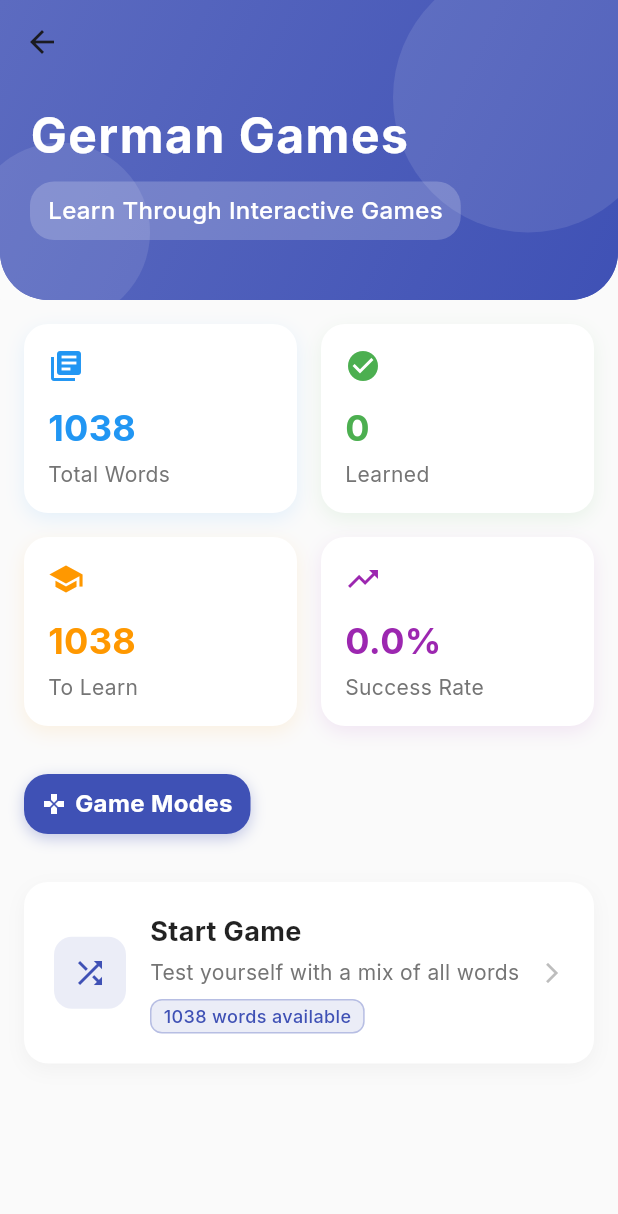
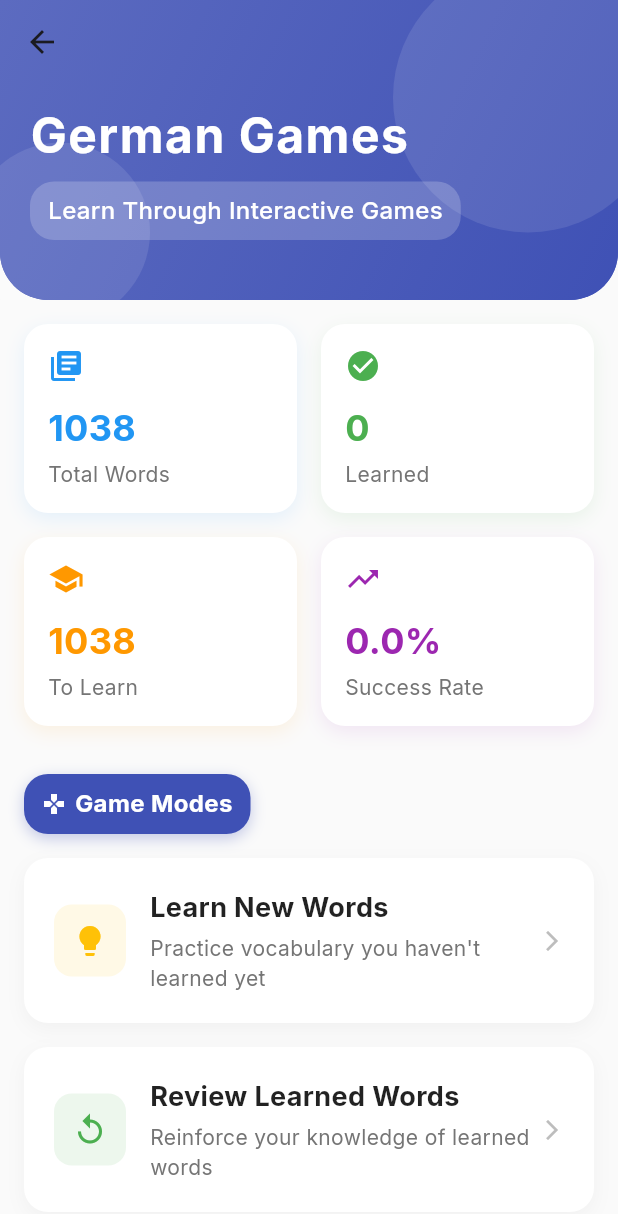
Before and after one commit to Gameofcode1/easy_german, a Flutter app: the GameScreen screen opened directly, on a phone screen of 412 x 824 dp. Shown: the top 1214 px of the screen. Run offline on Flutter 3.47's test engine with Material 3 defaults, Android fonts, the phone set to English and light mode, and no system bars; our stand-ins replace flutter_tts, google_fonts, shared_preferences, smooth_page_indicator; accounts and stored records are empty.

Commit message:
changes in ui

```diff
--- a/lib/features/gamescreen/view/game_screen.dart
+++ b/lib/features/gamescreen/view/game_screen.dart
@@ -1,9 +1,10 @@
-// Updated GameScreen implementation with word counts from SharedPreferences
 import 'package:flutter/material.dart';
-import 'package:German_Spark/features/gamescreen/view/game_play.dart';
 import 'package:provider/provider.dart';
-import 'package:shared_preferences/shared_preferences.dart';
-import '../viremodel/game_viewmodel.dart';
+import '../../../features/vocabscreen/view/vocab_screen.dart';
+import '../../../features/vocabscreen/models/vocabulary_model.dart';
+
+
+
 
 class GameScreen extends StatefulWidget {
   const GameScreen({Key? key}) : super(key: key);
@@ -15,12 +16,6 @@
 class _GameScreenState extends State<GameScreen> with SingleTickerProviderStateMixin {
   late AnimationController _animationController;
   late Animation<double> _floatAnimation;
-
-  // Track word counts for display
-  int totalWords = 0;
-  int learnedWords = 0;
-  int unlearnedWords = 0;
-  bool isLoading = true;
 
   @override
   void initState() {
@@ -39,40 +34,6 @@
 
     _animationController.forward();
     _animationController.repeat(reverse: true);
-
-    // Load word counts
-    _loadWordCounts();
-  }
-
-  // Load word counts from SharedPreferences
-  Future<void> _loadWordCounts() async {
-    // Create a temporary provider to get the counts
-    final gameProvider = LanguageMatchingGameProvider();
-
-    // Get the counts
-    final counts = await gameProvider.getWordCounts();
-
-    // Verify SharedPreferences content
-    final prefs = await SharedPreferences.getInstance();
-    print('\nSharedPreferences Learned Words:');
-    prefs.getKeys().where((key) => key.endsWith('_learned')).forEach((key) {
-      bool? value = prefs.getBool(key);
-      if (value == true) {
-        print('Learned: $key');
-      }
-    });
-
-    setState(() {
-      totalWords = counts['total'] ?? 0;
-      learnedWords = counts['learned'] ?? 0;
-      unlearnedWords = counts['unlearned'] ?? 0;
-      isLoading = false;
-    });
-
-    // Print detailed breakdown
-    print('Total Words: $totalWords');
-    print('Learned Words: $learnedWords');
-    print('Unlearned Words: $unlearnedWords');
   }
 
   @override
@@ -194,49 +155,29 @@
     );
   }
 
-  // Launch the game with the selected game mode
-  void _launchGame(BuildContext context, GameMode gameMode) {
-    final gameProvider = LanguageMatchingGameProvider();
-    gameProvider.setGameMode(gameMode);
-
-    Navigator.push(
-      context,
-      MaterialPageRoute(
-        builder: (context) => ChangeNotifierProvider.value(
-          value: gameProvider,
-          child: FutureBuilder(
-            future: gameProvider.initialize(),
-            builder: (context, snapshot) {
-
-              if (snapshot.connectionState == ConnectionState.waiting) {
-                return const Scaffold(
-                  body: Center(
-                    child: CircularProgressIndicator(),
-                  ),
-                );
-              }
-              return const LanguageMatchingGame();
-            },
-          ),
-        ),
-      ),
-    ).then((_) {
-      // Refresh word counts when returning from the game
-      _loadWordCounts();
-    });
-  }
-
   @override
   Widget build(BuildContext context) {
+    return Consumer<VocabularyProvider>(
+      builder: (context, vocabularyProvider, child) {
+        // Calculate total words, learned words, and unlearned words
+        int totalWords = 0;
+        int learnedWords = 0;
+
+        vocabularyProvider.levelData?.forEach((level, sections) {
+          for (var section in sections) {
+            for (var item in section.items) {
+              totalWords += (item.count as int);
+              learnedWords += (item.learnedCount as int);
+            }
+          }
+        });
+
+        int unlearnedWords = totalWords - learnedWords;
+        double successRate = totalWords > 0 ? (learnedWords / totalWords) * 100 : 0;
+
         return Scaffold(
           backgroundColor: Colors.grey[50],
-      body: isLoading
-          ? const Center(
-        child: CircularProgressIndicator(
-          valueColor: AlwaysStoppedAnimation<Color>(Color(0xFF3F51B5)),
-        ),
-      )
-          : CustomScrollView(
+          body: CustomScrollView(
             slivers: [
               _buildAppBar(),
               SliverToBoxAdapter(
@@ -275,9 +216,7 @@
                           const SizedBox(width: 16),
                           _buildStatCard(
                             'Success Rate',
-                        totalWords > 0
-                            ? '${(learnedWords / totalWords * 100).toStringAsFixed(1)}%'
-                            : '0.0%',
+                            '${successRate.toStringAsFixed(1)}%',
                             Icons.trending_up,
                             Colors.purple,
                           ),
@@ -324,16 +263,37 @@
                       const SizedBox(height: 16),
 
                       // Game Mode Cards
-
+                      _buildGameModeCard(
+                        context,
+                        'Learn New Words',
+                        'Practice vocabulary you haven\'t learned yet',
+                        Icons.lightbulb,
+                        Colors.amber,
+                        () {
+                          // TODO: Implement unlearned words game
+                        },
+                      ),
                       const SizedBox(height: 16),
                       _buildGameModeCard(
                         context,
-                    'Start Game',
+                        'Review Learned Words',
+                        'Reinforce your knowledge of learned words',
+                        Icons.replay,
+                        Colors.green,
+                        () {
+                          // TODO: Implement learned words review
+                        },
+                      ),
+                      const SizedBox(height: 16),
+                      _buildGameModeCard(
+                        context,
+                        'Mixed Challenge',
                         'Test yourself with a mix of all words',
                         Icons.shuffle,
-                    Color(0xFF3F51B5),
-                        () => _launchGame(context, GameMode.mixedChallenge),
-                    totalWords,
+                        Colors.purple,
+                        () {
+                          // TODO: Implement mixed words game
+                        },
                       ),
                     ],
                   ),
@@ -341,6 +301,8 @@
               ),
             ],
           ),
+        );
+      },
     );
   }
 
@@ -393,10 +355,9 @@
     IconData icon,
     Color color,
     VoidCallback onTap,
-      int wordCount,
   ) {
     return InkWell(
-      onTap: wordCount > 0 ? onTap : null, // Disable if no words available
+      onTap: onTap,
       child: Container(
         padding: const EdgeInsets.all(20),
         decoration: BoxDecoration(
@@ -415,10 +376,10 @@
             Container(
               padding: const EdgeInsets.all(12),
               decoration: BoxDecoration(
-                color: wordCount > 0 ? color.withOpacity(0.1) : Colors.grey.withOpacity(0.1),
+                color: color.withOpacity(0.1),
                 borderRadius: BorderRadius.circular(12),
               ),
-              child: Icon(icon, color: wordCount > 0 ? color : Colors.grey, size: 24),
+              child: Icon(icon, color: color, size: 24),
             ),
             const SizedBox(width: 16),
             Expanded(
@@ -427,10 +388,10 @@
                 children: [
                   Text(
                     title,
-                    style: TextStyle(
+                    style: const TextStyle(
                       fontSize: 18,
                       fontWeight: FontWeight.bold,
-                      color: wordCount > 0 ? Colors.black87 : Colors.grey,
+                      color: Colors.black87,
                     ),
                   ),
                   const SizedBox(height: 4),
@@ -438,26 +399,7 @@
                     description,
                     style: TextStyle(
                       fontSize: 14,
-                      color: wordCount > 0 ? Colors.grey[600] : Colors.grey[400],
-                    ),
-                  ),
-                  const SizedBox(height: 8),
-                  Container(
-                    padding: const EdgeInsets.symmetric(horizontal: 8, vertical: 2),
-                    decoration: BoxDecoration(
-                      color: wordCount > 0 ? color.withOpacity(0.1) : Colors.grey.withOpacity(0.1),
-                      borderRadius: BorderRadius.circular(8),
-                      border: Border.all(
-                        color: wordCount > 0 ? color.withOpacity(0.3) : Colors.grey.withOpacity(0.3),
-                      ),
-                    ),
-                    child: Text(
-                      '$wordCount words available',
-                      style: TextStyle(
-                        fontSize: 12,
-                        color: wordCount > 0 ? color : Colors.grey,
-                        fontWeight: FontWeight.w500,
-                      ),
+                      color: Colors.grey[600],
                     ),
                   ),
                 ],
@@ -465,7 +407,7 @@
             ),
             Icon(
               Icons.arrow_forward_ios,
-              color: wordCount > 0 ? Colors.grey[400] : Colors.grey[300],
+              color: Colors.grey[400],
               size: 16,
             ),
           ],
--- a/lib/features/profile/view/profile.dart
+++ b/lib/features/profile/view/profile.dart
@@ -149,6 +149,7 @@
   // App bar with user's learning summary
   Widget _buildAppBar() {
     return SliverAppBar(
+      iconTheme:const IconThemeData(color: Colors.white),
       expandedHeight: 200,
       pinned: true,
       backgroundColor: const Color(0xFF3F51B5),
--- a/lib/main.dart
+++ b/lib/main.dart
@@ -13,6 +13,7 @@
 
 void main() async {
   WidgetsFlutterBinding.ensureInitialized();
+  // await Firebase.initializeApp();
   await SharedPreferences.getInstance();
   // Set preferred orientations
   await SystemChrome.setPreferredOrientations([
```
Also changed, not shown: lib/features/gamescreen/view/matching_game.dart (added, +476 -0 lines), lib/features/poadcast/view/podcast_list_screen.dart (+2 -16 lines), lib/features/storiesScreen/view/stories_list.dart (+8 -15 lines), 1 other file. Lines whose indentation alone changed are shown as unchanged.
